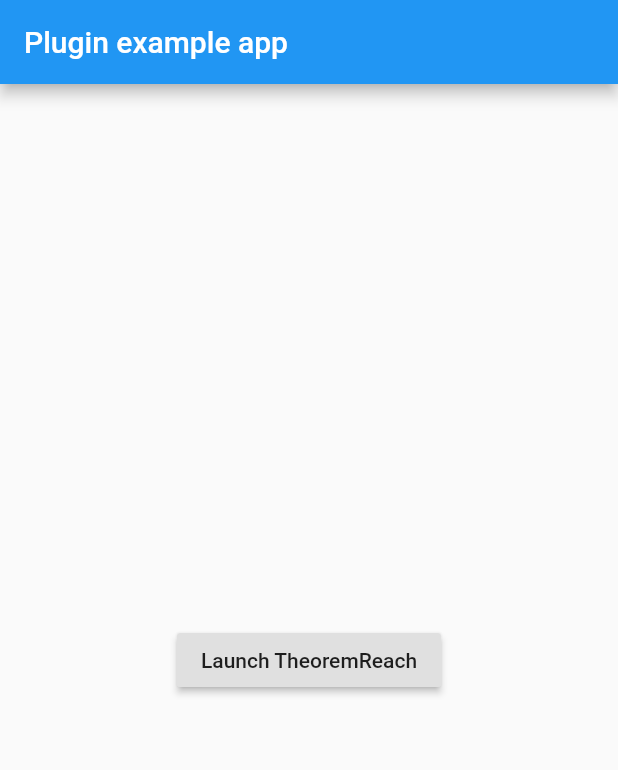
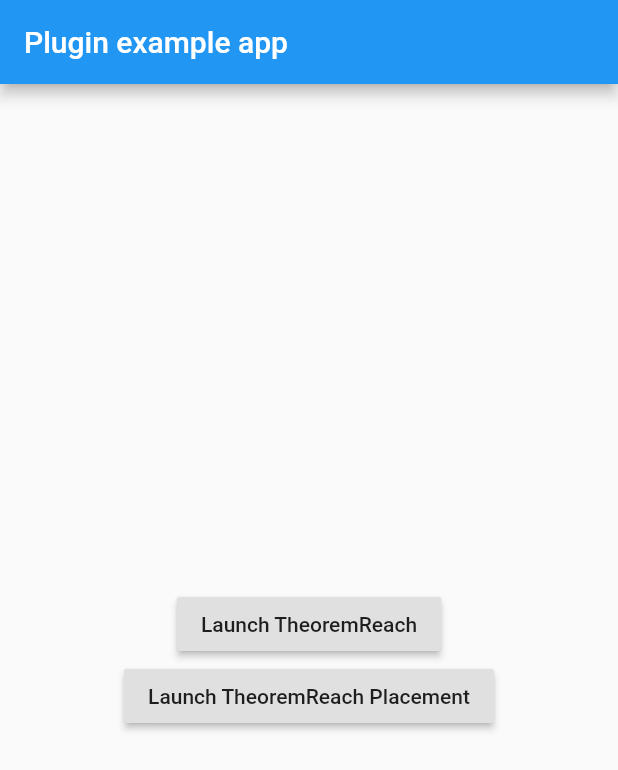
Before and after one commit to jacaTM/trsurveys, a Flutter app: the screen it shows after launch, after a tap on "Launch TheoremReach", on a phone screen of 412 x 824 dp. Shown: the top 770 px of the screen. Run offline on Flutter 3.47's test engine with Material 2 defaults, Android fonts, the phone set to English and light mode, and no system bars.

Commit message:
SDK 3.4.0 + Placement

```diff
--- a/example/lib/main.dart
+++ b/example/lib/main.dart
@@ -15,7 +15,7 @@ class _MyAppState extends State<MyApp> {
   @override
   void initState() {
     TheoremReach.instance
-        .init(apiToken: 'api_key', userId: 'userId');
+        .init(apiToken: 'yourapitoken', userId: 'userId');
     TheoremReach.instance.setTheoremReachOnRewardListener(onTheoremReachReward);
     TheoremReach.instance
         .setTheoremReachRewardCenterClosed(onTheoremReachRewardCenterClosed);
@@ -50,10 +50,20 @@ class _MyAppState extends State<MyApp> {
           title: const Text('Plugin example app'),
         ),
         body: Center(
-            child: RaisedButton(
-          child: Text("Launch TheoremReach"),
-          onPressed: () => TheoremReach.instance.show(),
-        )),
+          child: Column(
+            mainAxisAlignment: MainAxisAlignment.center,
+            children: <Widget>[
+              RaisedButton(
+                child: Text("Launch TheoremReach"),
+                onPressed: () => TheoremReach.instance.show(),
+              ),
+              RaisedButton(
+                child: Text("Launch TheoremReach Placement"),
+                onPressed: () => TheoremReach.instance.show(placementID: 'yourplacement'),
+              )
+            ],
+          )
+        ),
       ),
     );
   }
--- a/lib/trsurveys.dart
+++ b/lib/trsurveys.dart
@@ -31,8 +31,9 @@ class TheoremReach {
         "init", <String, dynamic>{"api_token": apiToken, "user_id": userId});
   }
 
-  Future<void> show() {
-    return _channel.invokeMethod("show");
+  Future<void> show({String placementID}) {
+    return _channel.invokeMethod(
+        "show", <String, dynamic>{"placementID": placementID});
   }
 
   Future<void> setNavBarText({String text}) {
--- a/pubspec.yaml
+++ b/pubspec.yaml
@@ -1,6 +1,6 @@
 name: trsurveys
 description: A plugin for TheoremReach Surveys SDK for both Android & iOS
-version: 1.0.1
+version: 1.0.2
 homepage: https://github.com/AnavrinApps/trsurveys
 
 environment:
```
Also changed, not shown: 5 other files.
